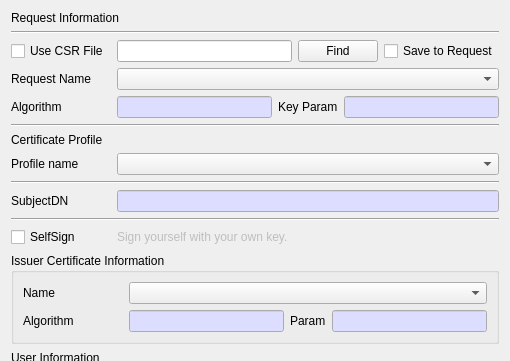
Qt form CertMan/make_cert_dlg.ui (jykim74/CertMan) before a commit; both pictures show x 0 to 510 and y 0 to 361 of the 510 by 517 pixel window.
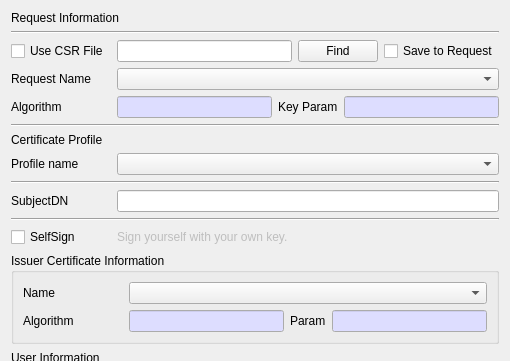
The same form after that commit.

The edit to the form file:
```diff
--- a/CertMan/make_cert_dlg.ui
+++ b/CertMan/make_cert_dlg.ui
@@ -307,8 +307,8 @@
           <colorrole role="Base">
            <brush brushstyle="SolidPattern">
             <color alpha="255">
-             <red>221</red>
-             <green>221</green>
+             <red>255</red>
+             <green>255</green>
              <blue>255</blue>
             </color>
            </brush>
@@ -318,8 +318,8 @@
           <colorrole role="Base">
            <brush brushstyle="SolidPattern">
             <color alpha="255">
-             <red>221</red>
-             <green>221</green>
+             <red>255</red>
+             <green>255</green>
              <blue>255</blue>
             </color>
            </brush>
@@ -339,7 +339,7 @@
         </palette>
        </property>
        <property name="readOnly">
-        <bool>true</bool>
+        <bool>false</bool>
        </property>
       </widget>
      </item>
```
